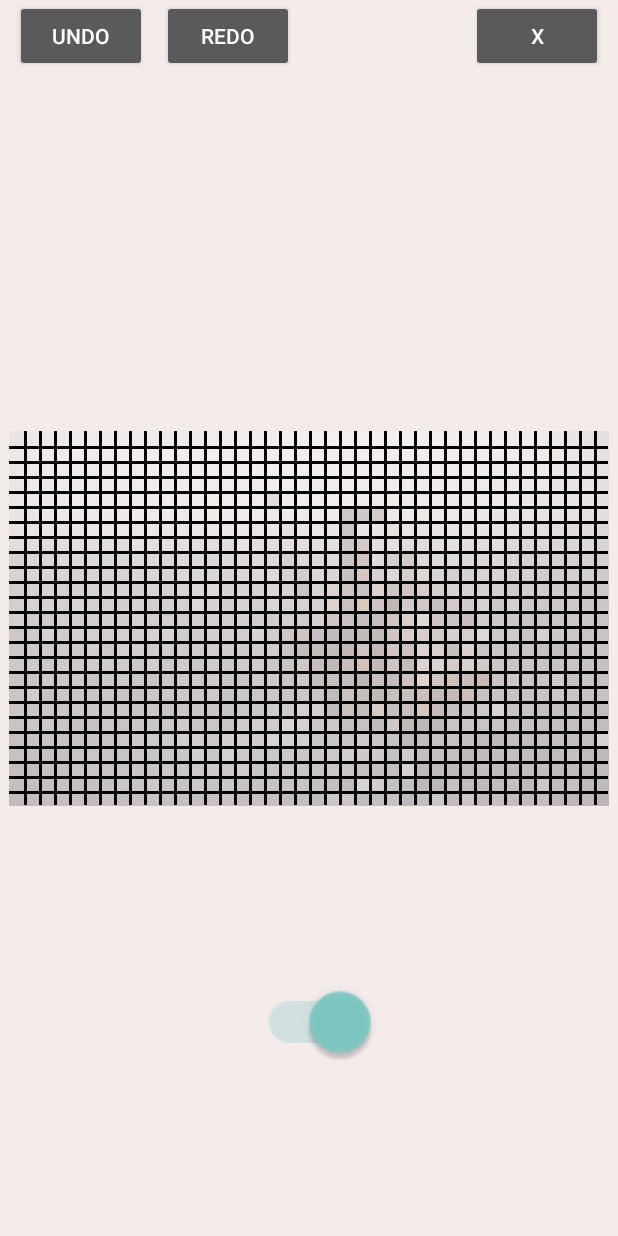
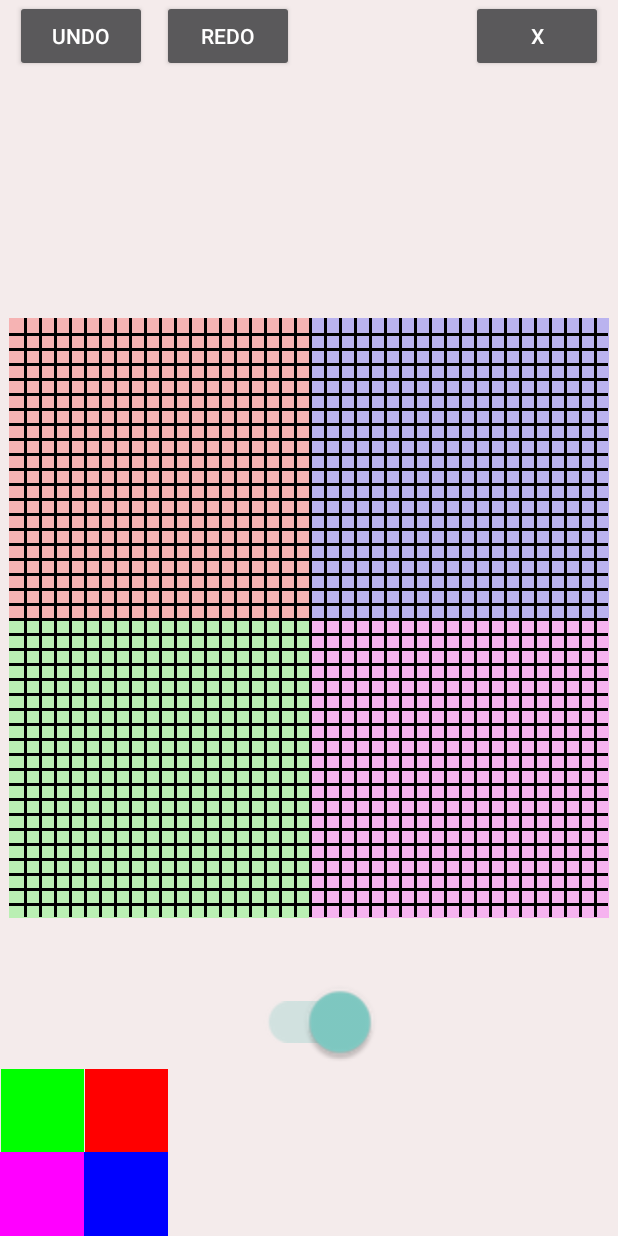
Before and after one commit to MatveyMelnikov/ImageEditor, an Android app: the screen it shows after launch (MainActivity), on a phone screen of 412 x 824 dp. Run offline under Robolectric (Android 15) with nearby library versions, the phone set to English and light mode, and no system bars.

Commit message:
Added list of colors. Somewhat optimized image processing

```diff
--- a/app/src/main/java/com/example/imageeditor/ImageHandler.java
+++ b/app/src/main/java/com/example/imageeditor/ImageHandler.java
@@ -11,6 +11,8 @@ import android.widget.ImageView;
 
 import androidx.annotation.Nullable;
 
+import java.util.HashSet;
+
 public class ImageHandler {
     protected int newPixelSideSize;
     // Approximate size of the larger side of the final image
@@ -23,6 +25,7 @@ public class ImageHandler {
     protected Bitmap bitmap;
     protected Paint paint;
     protected Canvas canvas;
+    public HashSet<Integer> colors;
 
     public ImageHandler(
             Bitmap bitmap,
@@ -41,6 +44,8 @@ public class ImageHandler {
         paint.setFilterBitmap(false);
         paint.setXfermode(new PorterDuffXfermode(PorterDuff.Mode.SRC));
         paint.setStrokeWidth(gridWidth);
+
+        colors = new HashSet<>();
         this.bitmap = getExpandedBitmap(getPixelatedBitmap(bitmap));
         canvas = new Canvas(this.bitmap);
     }
@@ -98,21 +103,46 @@ public class ImageHandler {
         imageView.setImageBitmap(bitmap);
     }
 
+    public void highLightAllPixelsWithColor(int color) {
+        int colorWithoutAlpha = color & 0x00ffffff;
+        // Desaturating the entire bitmap
+        int[] pixels = new int[bitmap.getWidth() * bitmap.getHeight()];
+        bitmap.getPixels(
+                pixels,
+                0,
+                bitmap.getWidth(),
+                0,
+                0,
+                bitmap.getWidth(), bitmap.getHeight()
+        );
+
+        // Leave the borders opaque and highlight the desired color
+        for (int i = 0; i < pixels.length; i++) {
+            // i % bitmap.getWidth() - x
+            // y = i / bitmap.getWidth() - y
+            if ((i % bitmap.getWidth()) % newPixelSideSize >= gridWidth &&
+                    (i / bitmap.getWidth()) % newPixelSideSize >= gridWidth) {
+                if ((pixels[i] & 0x00ffffff) == colorWithoutAlpha)
+                    pixels[i] = (255 << 24) | colorWithoutAlpha;
+                else
+                    pixels[i] = (defaultAlpha << 24) | (pixels[i] & 0x00ffffff);
+            }
+        }
+
+        bitmap.setPixels(pixels, 0,
+                bitmap.getWidth(),
+                0,
+                0,
+                bitmap.getWidth(), bitmap.getHeight()
+        );
+    }
+
     // Calculates the exact size of the resulting image
     // (the big side of the final image is not always equal to bigSideSize)
     protected Point getBitmapSize(int width, int height) {
         int initialBigSideSize = Math.max(width, height);
         int ratio = bigSideSize / initialBigSideSize;
         return new Point(width * ratio, height * ratio);
-    }
-
-    // Gets the color in an int and multiplies it by the multiplier (needed to use weights)
-    protected int getColorOnPosition(Bitmap bitmap, int x, int y) {
-        int color = bitmap.getPixel(x, y);
-        int r = (color >> 16) & 0xff;
-        int g = (color >>  8) & 0xff;
-        int b = color & 0xff;
-        return (defaultAlpha & 0xff) << 24 | (r & 0xff) << 16 | (g & 0xff) << 8 | (b & 0xff);
     }
 
     // Returns a small pixelated bitmap
@@ -131,22 +161,19 @@ public class ImageHandler {
                 Bitmap.Config.ARGB_8888
         );
 
+        int halfOfInitialPixelSide = (int)(initialPixelSideSize * 0.5F);
         for (int y = 0; y < newSize.y; y++)
         {
             for (int x = 0; x < newSize.x; x++)
             {
-                int leftUpCornerX = x * initialPixelSideSize;
-                int leftUpCornerY = y * initialPixelSideSize;
+                // x * initialPixelSideSize - LeftUp corner X
+                // y * initialPixelSideSize - LeftUp corner Y
+                int color = bitmap.getPixel(
+                        (x * initialPixelSideSize) + halfOfInitialPixelSide,
+                        (y * initialPixelSideSize) + halfOfInitialPixelSide) & 0x00ffffff;
+                colors.add((255 << 24) | color);
 
-                resultBitmap.setPixel(
-                        x,
-                        y,
-                        getColorOnPosition(
-                                bitmap,
-                                leftUpCornerX + (int)(initialPixelSideSize * 0.5F),
-                                leftUpCornerY + (int)(initialPixelSideSize * 0.5F)
-                        )
-                );
+                resultBitmap.setPixel(x, y, (defaultAlpha << 24) | color);
             }
         }
 
--- a/app/src/main/java/com/example/imageeditor/ImageViewController.java
+++ b/app/src/main/java/com/example/imageeditor/ImageViewController.java
@@ -10,6 +10,7 @@ import android.view.View;
 import android.widget.ImageView;
 
 import java.lang.ref.WeakReference;
+import java.util.HashSet;
 
 public class ImageViewController {
     ImageHandler imageHandler;
@@ -187,12 +188,7 @@ public class ImageViewController {
         if (color == null)
             return;
 
-        int r = (color >> 16) & 0xff;
-        int g = (color >> 8) & 0xff;
-        int b = color & 0xff;
-        int activeColor = (alpha & 0xff) << 24 | (r & 0xff) << 16 | (g & 0xff) << 8 | (b & 0xff);
-
-        imageHandler.setPixel(x, y, activeColor);
+        imageHandler.setPixel(x, y, (alpha << 24) | (color & 0x00ffffff));
         imageHandler.setBitmapToImageView(imageView);
     }
 
@@ -227,4 +223,17 @@ public class ImageViewController {
             );
         }
     }
+
+    public void highLightAllPixelsWithColor(int color) {
+        ImageView imageView = imageViewReference.get();
+        if (imageView == null)
+            return;
+
+        imageHandler.highLightAllPixelsWithColor(color);
+        imageHandler.setBitmapToImageView(imageView);
+    }
+
+    public HashSet<Integer> getAllColors() {
+        return imageHandler.colors;
+    }
 }
--- a/app/src/main/java/com/example/imageeditor/MainActivity.java
+++ b/app/src/main/java/com/example/imageeditor/MainActivity.java
@@ -2,29 +2,59 @@ package com.example.imageeditor;
 
 import androidx.appcompat.app.AppCompatActivity;
 import androidx.appcompat.widget.SwitchCompat;
+import androidx.recyclerview.widget.GridLayoutManager;
+import androidx.recyclerview.widget.LinearSnapHelper;
+import androidx.recyclerview.widget.RecyclerView;
 
-import android.annotation.SuppressLint;
-import android.graphics.BitmapFactory;
+import android.graphics.Bitmap;
+import android.graphics.Canvas;
+import android.graphics.Color;
+import android.graphics.Paint;
 import android.graphics.Point;
+import android.graphics.PorterDuff;
+import android.graphics.PorterDuffXfermode;
 import android.os.Bundle;
 import android.view.MotionEvent;
 import android.widget.Button;
+import com.example.imageeditor.recyclerview.CustomRecyclerAdapter;
+import com.example.imageeditor.recyclerview.RecyclerListener;
 
 import java.lang.ref.WeakReference;
+import java.util.ArrayList;
 
-public class MainActivity extends AppCompatActivity {
+public class MainActivity extends AppCompatActivity implements RecyclerListener {
     ImageViewController imageViewController;
 
-    @SuppressLint("ClickableViewAccessibility")
     @Override
     protected void onCreate(Bundle savedInstanceState) {
         super.onCreate(savedInstanceState);
         setContentView(R.layout.activity_main);
 
+        // form test color image
+        Bitmap bitmap = Bitmap.createBitmap(40, 40,
+                Bitmap.Config.ARGB_8888);
+        Canvas canvas = new Canvas(bitmap);
+        bitmap.eraseColor(Color.RED);
+
+        Paint paint = new Paint();
+        paint.setAntiAlias(false);
+        paint.setFilterBitmap(false);
+        paint.setXfermode(new PorterDuffXfermode(PorterDuff.Mode.SRC));
+
+
+        paint.setColor(Color.BLUE);
+        canvas.drawRect(20, 0, 40, 20, paint);
+        paint.setColor(Color.GREEN);
+        canvas.drawRect(0, 20, 20, 40, paint);
+        paint.setColor(Color.MAGENTA);
+        canvas.drawRect(20, 20, 40, 40, paint);
+        //
+
         imageViewController = new ImageViewController(
                 this,
                 new WeakReference<>(findViewById(R.id.imageView)),
-                BitmapFactory.decodeResource(getResources(), R.drawable.example1),
+                //BitmapFactory.decodeResource(getResources(), R.drawable.example_color),
+                bitmap,
                 getResources().getDisplayMetrics().widthPixels,
                 60,
                 40,
@@ -48,6 +78,23 @@ public class MainActivity extends AppCompatActivity {
         redoButton.setOnClickListener(
                 view -> imageViewController.redo()
         );
+
+        ArrayList<Integer> colors = new ArrayList<>(imageViewController.getAllColors());
+
+        RecyclerView recyclerView = findViewById(R.id.recyclerView);
+        recyclerView.setLayoutManager(
+                new GridLayoutManager(
+                        this,
+                        2,
+                        GridLayoutManager.HORIZONTAL,
+                        false
+                )
+        );
+        recyclerView.setAdapter(new CustomRecyclerAdapter(this, colors));
+
+        // To automatically adjust when scrolling through a list
+        LinearSnapHelper pagerSnapHelper = new LinearSnapHelper();
+        pagerSnapHelper.attachToRecyclerView(recyclerView);
     }
 
     @Override
@@ -55,4 +102,9 @@ public class MainActivity extends AppCompatActivity {
         imageViewController.onTouchEvent(event);
         return super.onTouchEvent(event);
     }
+
+    @Override
+    public void onElementClick(int color) {
+        imageViewController.highLightAllPixelsWithColor(color);
+    }
 }
--- /dev/null
+++ b/app/src/main/java/com/example/imageeditor/recyclerview/CustomRecyclerAdapter.java
@@ -0,0 +1,67 @@
+package com.example.imageeditor.recyclerview;
+
+import android.graphics.drawable.ColorDrawable;
+import android.view.LayoutInflater;
+import android.view.View;
+import android.view.ViewGroup;
+
+import androidx.annotation.NonNull;
+import androidx.recyclerview.widget.RecyclerView;
+
+import com.example.imageeditor.R;
+
+import java.util.ArrayList;
+
+public class CustomRecyclerAdapter extends
+        RecyclerView.Adapter<CustomRecyclerAdapter.CustomViewHolder> {
+    private final ArrayList<Integer> colors;
+    private final RecyclerListener recyclerListener;
+
+    public CustomRecyclerAdapter(RecyclerListener recyclerListener, ArrayList<Integer> colors)
+    {
+        this.recyclerListener = recyclerListener;
+        this.colors = colors;
+    }
+
+    @NonNull
+    @Override
+    public CustomViewHolder onCreateViewHolder(@NonNull ViewGroup parent, int viewType) {
+        return new CustomViewHolder(LayoutInflater.from(parent.getContext())
+                .inflate(R.layout.recycler_view_item, parent, false));
+    }
+
+    @Override
+    public void onBindViewHolder(@NonNull CustomViewHolder holder, int position) {
+        int color = colors.get(position);
+
+        holder.pixel.setBackgroundColor(colors.get(position));
+        //holder.pixel.getLayoutParams().width = pixelWidth;
+        //holder.pixel.setBackgroundColor(0xFF00FF00);
+        //holder.pixel.invalidate();
+
+        holder.pixel.setOnClickListener(
+                new View.OnClickListener() {
+                    @Override
+                    public void onClick(View view) {
+                        recyclerListener.onElementClick(
+                                ((ColorDrawable)view.getBackground()).getColor()
+                        );
+                    }
+                }
+        );
+    }
+
+    @Override
+    public int getItemCount() {
+        return colors.size();
+    }
+
+    static class CustomViewHolder extends RecyclerView.ViewHolder {
+        public View pixel;
+
+        public CustomViewHolder(@NonNull View itemView) {
+            super(itemView);
+            pixel = itemView.findViewById(R.id.pixel);
+        }
+    }
+}
--- /dev/null
+++ b/app/src/main/java/com/example/imageeditor/recyclerview/RecyclerListener.java
@@ -0,0 +1,5 @@
+package com.example.imageeditor.recyclerview;
+
+public interface RecyclerListener {
+    void onElementClick(int color);
+}
--- a/app/src/main/res/layout/activity_main.xml
+++ b/app/src/main/res/layout/activity_main.xml
@@ -83,10 +83,13 @@
             android:scaleX="2"
             android:scaleY="2" />
 
-        <Space
+        <androidx.recyclerview.widget.RecyclerView
+            android:id="@+id/recyclerView"
             android:layout_width="match_parent"
-            android:layout_height="wrap_content"
-            android:layout_weight="15" />
+            android:layout_height="0dp"
+            android:layout_weight="15"
+            tools:listitem="@layout/recycler_view_item" />
+
     </LinearLayout>
 
 </androidx.constraintlayout.widget.ConstraintLayout>
--- /dev/null
+++ b/app/src/main/res/layout/recycler_view_item.xml
@@ -0,0 +1,20 @@
+<?xml version="1.0" encoding="utf-8"?>
+<androidx.constraintlayout.widget.ConstraintLayout xmlns:android="http://schemas.android.com/apk/res/android"
+    xmlns:app="http://schemas.android.com/apk/res-auto"
+    xmlns:tools="http://schemas.android.com/tools"
+    android:layout_width="wrap_content"
+    android:layout_height="wrap_content">
+
+    <View
+        android:id="@+id/pixel"
+        android:layout_width="0dp"
+        android:layout_height="match_parent"
+        android:background="@color/teal_200"
+        android:scaleType="fitXY"
+        app:layout_constraintBottom_toBottomOf="parent"
+        app:layout_constraintDimensionRatio="H,1:1"
+        app:layout_constraintEnd_toEndOf="parent"
+        app:layout_constraintStart_toStartOf="parent"
+        app:layout_constraintTop_toTopOf="parent" />
+
+</androidx.constraintlayout.widget.ConstraintLayout>
```
Also changed, not shown: app/src/main/res/drawable-nodpi/example_color.jpg (added), app/src/main/res/drawable/example_color.jpg (added).
